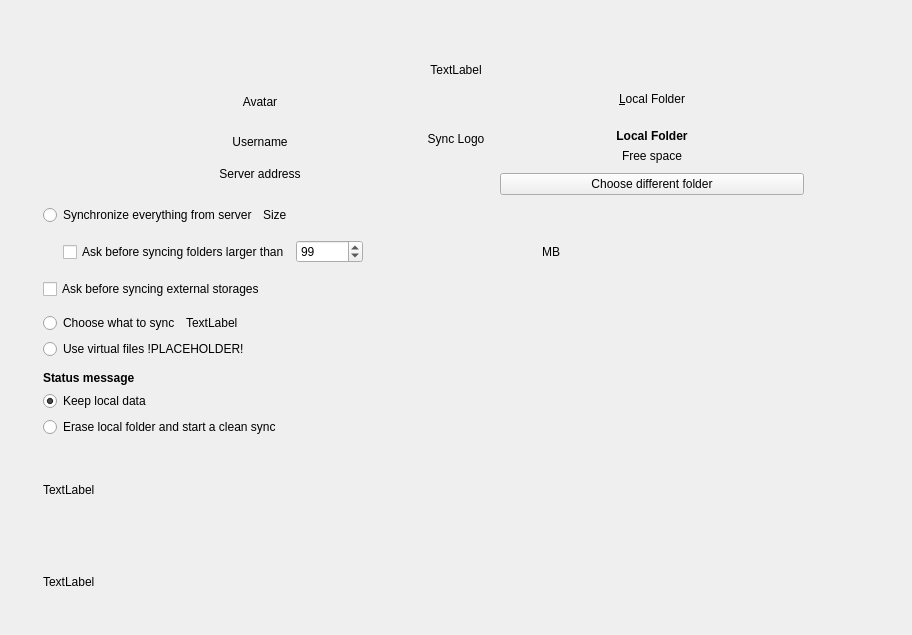
Qt form src/gui/wizard/owncloudadvancedsetuppage.ui (nextcloud/desktop) before a commit.
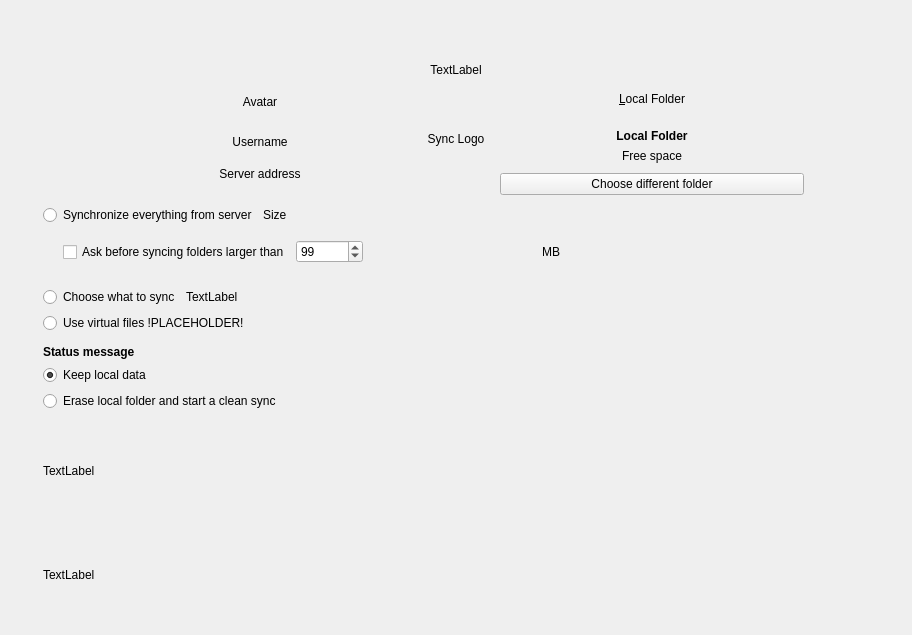
The same form after that commit.

Commit message: SES-282 remove External Storage checkbox from Setup Page

Patch:
```diff
--- a/src/gui/wizard/owncloudadvancedsetuppage.ui
+++ b/src/gui/wizard/owncloudadvancedsetuppage.ui
@@ -480,7 +480,7 @@
          </item>
         </layout>
        </item>
-       <item>
+       <!-- <item>
         <layout class="QHBoxLayout" name="horizontalLayout_8">
          <item>
           <widget class="QCheckBox" name="confCheckBoxExternal">
@@ -493,7 +493,7 @@
           </widget>
          </item>
         </layout>
-       </item>
+       </item> -->
        <item>
         <layout class="QHBoxLayout" name="horizontalLayout_10">
          <property name="topMargin">
```
Left out of the diff: 4 changed lines with no effect on the pictures. The commit also changes 1 other file.
